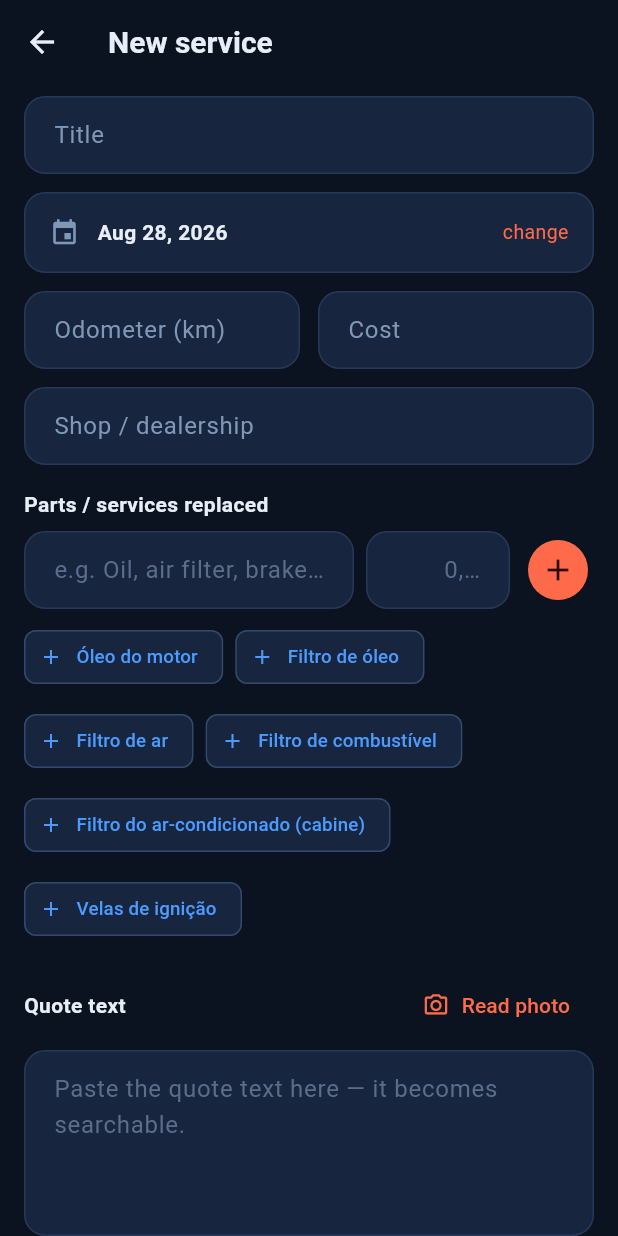
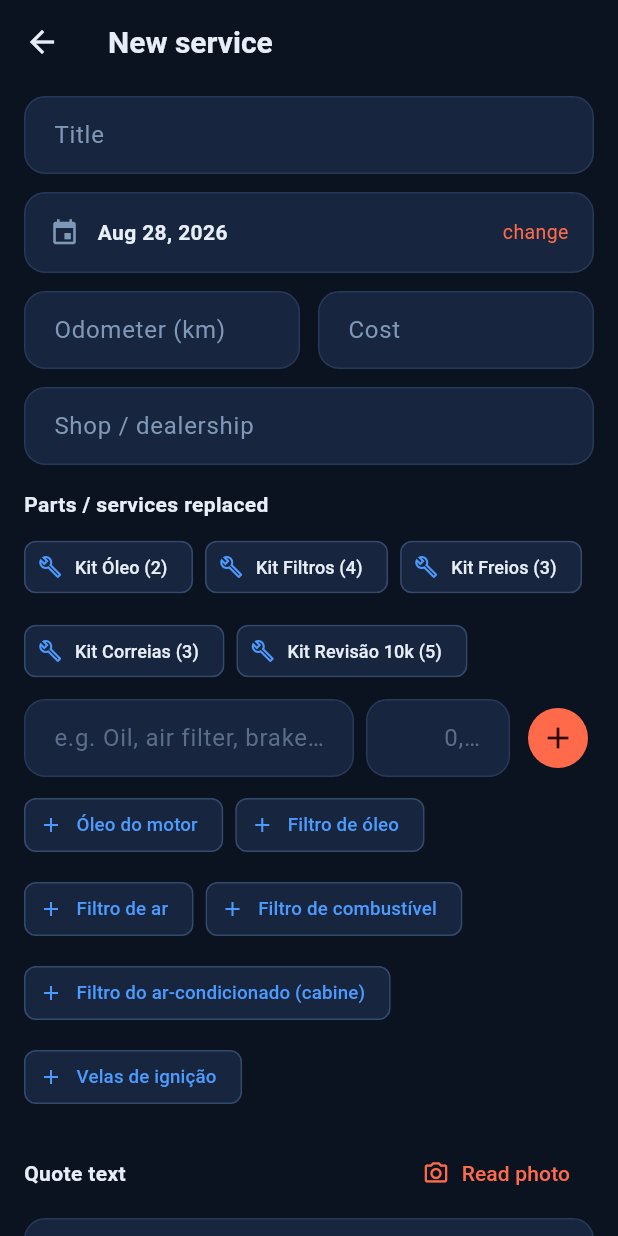
Before and after one commit to viniciostristao1/carlog_app, a Flutter app: the RevisaoFormScreen screen opened directly, on a phone screen of 412 x 824 dp. Run offline on Flutter 3.47's test engine with Material 3 defaults, Android fonts, the light colour scheme and no system bars; our stand-ins replace cloud_firestore, file_picker, firebase_auth, firebase_core, flutter_local_notifications, flutter_riverpod and 5 more; missing offline and left inert: google_mlkit_text_recognition; accounts and stored records are empty.

Commit message:
v0.22.0: Kits de revisao + Repetir ultima
- kitsRevisao 5 kits (Oleo/Filtros/Freios/Correias/Revisao 10k)
- chip Repetir ultima revisao copia itens+oficina
- v0.22.0+32

```diff
--- a/app/lib/features/config/config_screen.dart
+++ b/app/lib/features/config/config_screen.dart
@@ -74,7 +74,7 @@ class ConfigScreen extends ConsumerWidget {
                                 fontSize: 16,
                                 fontWeight: FontWeight.w700)),
                         const SizedBox(height: 2),
-                        Text('${t.appTagline} · v0.21.0',
+                        Text('${t.appTagline} · v0.22.0',
                             style:
                                 TextStyle(color: AppColors.dim, fontSize: 12.5)),
                       ],
--- a/app/lib/features/revisoes/itens_sugeridos.dart
+++ b/app/lib/features/revisoes/itens_sugeridos.dart
@@ -46,6 +46,39 @@ const itensSugeridos = <ItemSugerido>[
   ItemSugerido('Rolamento de roda traseira', 60000),
 ];
 
+class KitSugerido {
+  final String nome;
+  final List<String> itens;
+  const KitSugerido(this.nome, this.itens);
+}
+
+const kitsRevisao = <KitSugerido>[
+  KitSugerido('Kit Óleo', ['Óleo do motor', 'Filtro de óleo']),
+  KitSugerido('Kit Filtros', [
+    'Filtro de óleo',
+    'Filtro de ar',
+    'Filtro de combustível',
+    'Filtro do ar-condicionado (cabine)'
+  ]),
+  KitSugerido('Kit Freios', [
+    'Pastilhas de freio (dianteiras)',
+    'Discos de freio',
+    'Fluido de freio'
+  ]),
+  KitSugerido('Kit Correias', [
+    'Correia dentada',
+    'Correia dos acessórios (alternador)',
+    'Polia (tensor/alternador)'
+  ]),
+  KitSugerido('Kit Revisão 10k', [
+    'Óleo do motor',
+    'Filtro de óleo',
+    'Filtro de ar',
+    'Rodízio dos pneus',
+    'Alinhamento e balanceamento'
+  ]),
+];
+
 /// Sugestões que combinam com o texto digitado (sem acento/caixa), até [max].
 List<ItemSugerido> sugestoesPara(String termo, {int max = 6}) {
   final t = _norm(termo);
--- a/app/lib/features/revisoes/revisao_form_screen.dart
+++ b/app/lib/features/revisoes/revisao_form_screen.dart
@@ -82,6 +82,14 @@ class _RevisaoFormScreenState extends ConsumerState<RevisaoFormScreen> {
       if (out.length >= 6) break;
     }
     return out;
+  }
+
+  Revisao? _ultimaRevisao() {
+    if (widget.original != null) return null;
+    final lista = ref.watch(revisoesDoVeiculoProvider);
+    if (lista.isEmpty) return null;
+    final ord = [...lista]..sort((a, b) => b.data.compareTo(a.data));
+    return ord.first;
   }
 
   @override
@@ -409,6 +417,60 @@ class _RevisaoFormScreenState extends ConsumerState<RevisaoFormScreen> {
               ),
           ]),
           const SizedBox(height: 8),
+          if (_itens.isEmpty && _ultimaRevisao() != null)
+            Padding(
+              padding: const EdgeInsets.only(bottom: 8),
+              child: Align(
+                alignment: Alignment.centerLeft,
+                child: Builder(builder: (_) {
+                  final u = _ultimaRevisao()!;
+                  final titulo = u.titulo.isNotEmpty
+                      ? u.titulo
+                      : '${u.itens.length} itens';
+                  return ActionChip(
+                    avatar: const Icon(Icons.history, size: 16),
+                    label: Text('Repetir última: $titulo (${u.itens.length})',
+                        style: const TextStyle(
+                            fontSize: 12.5, fontWeight: FontWeight.w600)),
+                    backgroundColor:
+                        AppColors.leg(AppColors.catRevisoes).withValues(alpha: 0.14),
+                    side: BorderSide(
+                        color: AppColors.leg(AppColors.catRevisoes)
+                            .withValues(alpha: 0.4)),
+                    onPressed: () => setState(() {
+                      _itens.addAll(u.itens.where((e) => !_itens.contains(e)));
+                      if (u.local.trim().isNotEmpty && _local.text.trim().isEmpty) {
+                        _local.text = u.local;
+                      }
+                    }),
+                  );
+                }),
+              ),
+            ),
+          if (_itens.isEmpty)
+            Padding(
+              padding: const EdgeInsets.only(bottom: 8),
+              child: Wrap(
+                spacing: 8,
+                runSpacing: 8,
+                children: kitsRevisao
+                    .map((k) => ActionChip(
+                          avatar: Icon(Icons.build_outlined,
+                              size: 16,
+                              color: AppColors.leg(AppColors.catRevisoes)),
+                          label: Text('${k.nome} (${k.itens.length})',
+                              style: const TextStyle(fontSize: 12)),
+                          backgroundColor: AppColors.surface2,
+                          side: BorderSide(color: AppColors.line),
+                          onPressed: () => setState(() {
+                            for (final it in k.itens) {
+                              if (!_itens.contains(it)) _itens.add(it);
+                            }
+                          }),
+                        ))
+                    .toList(),
+              ),
+            ),
           Row(children: [
             Expanded(
               child: TextField(
--- a/app/pubspec.yaml
+++ b/app/pubspec.yaml
@@ -4,7 +4,7 @@ publish_to: 'none'
 
 # versionName+versionCode. Ex.: 0.1.0+1 → versionName "0.1.0", versionCode 1.
 # O +N (versionCode) TEM de crescer a cada release. A tag do release = vX.Y.Z.
-version: 0.21.0+31
+version: 0.22.0+32
 
 environment:
   sdk: ^3.12.2
```
Also changed, not shown: 3 other files.
